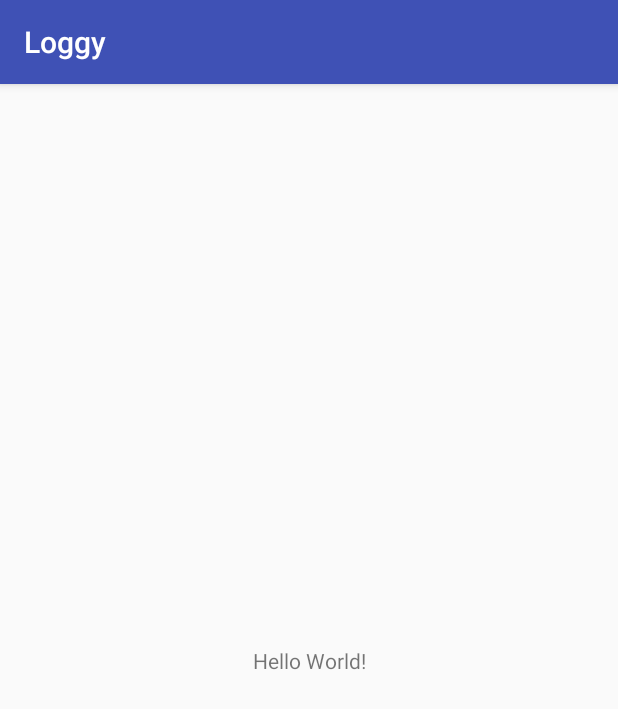
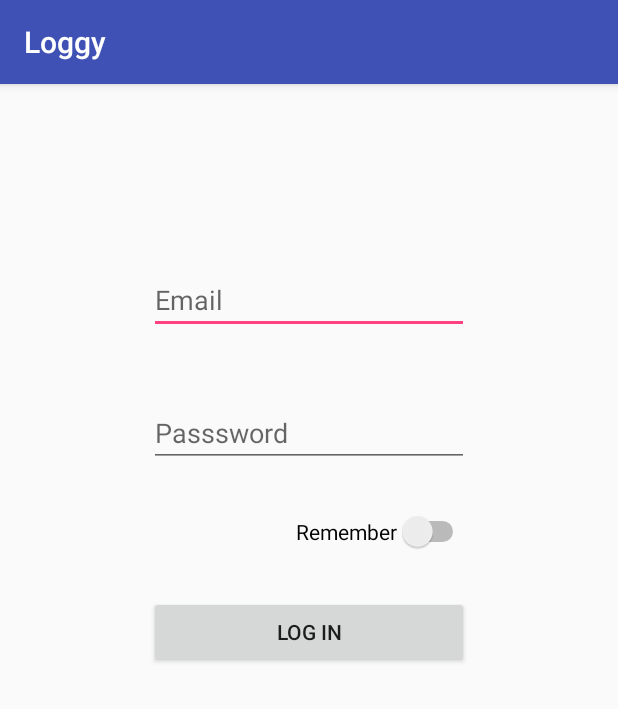
Before and after one commit to willimetro/Loggy, an Android app: the screen it shows after launch (LoggyActivity), on a phone screen of 412 x 824 dp. Shown: the top 709 px of the screen. Run offline under Robolectric (Android 15) with nearby library versions, the phone set to English and light mode, and no system bars.

Commit message:
Se agrega la lógica de login Se genera nuevo activity para el dashboard de la aplicación Se sube el logo del splachscreen

```diff
--- a/app/src/main/AndroidManifest.xml
+++ b/app/src/main/AndroidManifest.xml
@@ -16,6 +16,7 @@
                 <category android:name="android.intent.category.LAUNCHER" />
             </intent-filter>
         </activity>
+        <activity android:name=".DasboardActivity"></activity>
     </application>
 
 </manifest>
--- a/app/src/main/java/com/udemy/wilfredo/loggy/LoggyActivity.java
+++ b/app/src/main/java/com/udemy/wilfredo/loggy/LoggyActivity.java
@@ -1,13 +1,87 @@
 package com.udemy.wilfredo.loggy;
 
+import android.content.Intent;
 import android.os.Bundle;
 import android.support.v7.app.AppCompatActivity;
+import android.text.TextUtils;
+import android.util.Patterns;
+import android.view.View;
+import android.widget.Button;
+import android.widget.EditText;
+import android.widget.Switch;
+import android.widget.Toast;
 
 public class LoggyActivity extends AppCompatActivity {
+
+    private EditText editTextEmail;
+    private EditText editTextPassword;
+    private Switch switchRemember;
+    private Button btnLogIn;
 
     @Override
     protected void onCreate(Bundle savedInstanceState) {
         super.onCreate(savedInstanceState);
         setContentView(R.layout.activity_loggy);
+        //Se inicializan los componentes de la UI
+        initUI();
+
+        btnLogIn.setOnClickListener(new View.OnClickListener() {
+            @Override
+            public void onClick(View view) {
+                if(logIn(editTextEmail.getText().toString(), editTextPassword.getText().toString())){
+                    Intent intentLogin = new Intent(LoggyActivity.this,DasboardActivity.class);
+                    intentLogin.setFlags(Intent.FLAG_ACTIVITY_NEW_TASK | Intent.FLAG_ACTIVITY_CLEAR_TASK);
+                    startActivity(intentLogin);
+                }
+            }
+        });
+    }
+
+    /**
+     * Método que permite realizar login en la aplicación
+     * @param email propiedad que representa el email ingresado por el usuario
+     * @param password propiedad que representa el password ingresado por el usuario
+     * @return true si es un login correcto o false si el login falló por algún motivo
+     */
+    private boolean logIn(String email, String password){
+        boolean login;
+        if(!emailIsValid(email)){
+            Toast.makeText(this, "Email is wrong!!!", Toast.LENGTH_LONG).show();
+            login = false;
+        } else if(!passwordIsValid(password)) {
+            Toast.makeText(this, "Password is wrong!!!", Toast.LENGTH_LONG).show();
+            login = false;
+        } else {
+            login = true;
+        }
+        return login;
+    }
+
+    /**
+     * Método que indica si el email ingresado por el usuario es valido para la aplicación
+     * @param email propiedad que representa el email ingresado por el usuario
+     * @return true si es valido o falso si es invalido
+     */
+    private boolean emailIsValid(String email){
+        return !TextUtils.isEmpty(email) && Patterns.EMAIL_ADDRESS.matcher(email).matches();
+    }
+
+    /**
+     * Método que indica si el password ingresado por el usuario es valido para la aplicación
+     * @param password propiedad que representa el password ingresado por el usuario
+     * @return true si es valido o falso si es invalido
+     */
+    private boolean passwordIsValid(String password){
+        return !TextUtils.isEmpty(password) && password.length() >= 4;
+    }
+
+    /**
+     * Método que inicializa los componentes de la UI de la aplicación
+     */
+    private void initUI() {
+        editTextEmail = findViewById(R.id.editTextEmail);
+        editTextPassword = findViewById(R.id.editTextPassword);
+        switchRemember = findViewById(R.id.switchRemember);
+        btnLogIn = findViewById(R.id.btnLogin);
     }
 }
--- a/app/src/main/res/layout/activity_loggy.xml
+++ b/app/src/main/res/layout/activity_loggy.xml
@@ -1,18 +1,51 @@
 <?xml version="1.0" encoding="utf-8"?>
-<android.support.constraint.ConstraintLayout xmlns:android="http://schemas.android.com/apk/res/android"
-    xmlns:app="http://schemas.android.com/apk/res-auto"
-    xmlns:tools="http://schemas.android.com/tools"
+<RelativeLayout xmlns:android="http://schemas.android.com/apk/res/android"
     android:layout_width="match_parent"
-    android:layout_height="match_parent"
-    tools:context="com.udemy.wilfredo.loggy.LoggyActivity">
+    android:layout_height="match_parent">
 
-    <TextView
+
+    <EditText
+        android:id="@+id/editTextEmail"
         android:layout_width="wrap_content"
         android:layout_height="wrap_content"
-        android:text="Hello World!"
-        app:layout_constraintBottom_toBottomOf="parent"
-        app:layout_constraintLeft_toLeftOf="parent"
-        app:layout_constraintRight_toRightOf="parent"
-        app:layout_constraintTop_toTopOf="parent" />
+        android:layout_alignParentTop="true"
+        android:layout_centerHorizontal="true"
+        android:layout_marginTop="121dp"
+        android:ems="10"
+        android:hint="@string/loggy_email"
+        android:inputType="textEmailAddress" />
 
-</android.support.constraint.ConstraintLayout>
+    <EditText
+        android:id="@+id/editTextPassword"
+        android:layout_width="wrap_content"
+        android:layout_height="wrap_content"
+        android:layout_alignLeft="@+id/editTextEmail"
+        android:layout_alignStart="@+id/editTextEmail"
+        android:layout_below="@+id/editTextEmail"
+        android:layout_marginTop="43dp"
+        android:ems="10"
+        android:hint="@string/loggy_password"
+        android:inputType="textPassword" />
+
+    <Switch
+        android:id="@+id/switchRemember"
+        android:layout_width="wrap_content"
+        android:layout_height="wrap_content"
+        android:layout_alignEnd="@+id/editTextPassword"
+        android:layout_alignRight="@+id/editTextPassword"
+        android:layout_below="@+id/editTextPassword"
+        android:layout_marginTop="29dp"
+        android:text="@string/loggy_remember" />
+
+    <Button
+        android:id="@+id/btnLogin"
+        android:layout_width="wrap_content"
+        android:layout_height="wrap_content"
+        android:layout_alignEnd="@+id/switchRemember"
+        android:layout_alignLeft="@+id/editTextPassword"
+        android:layout_alignRight="@+id/switchRemember"
+        android:layout_alignStart="@+id/editTextPassword"
+        android:layout_below="@+id/switchRemember"
+        android:layout_marginTop="29dp"
+        android:text="@string/loggy_login" />
+</RelativeLayout>
--- a/app/src/main/res/values/strings.xml
+++ b/app/src/main/res/values/strings.xml
@@ -1,3 +1,7 @@
 <resources>
     <string name="app_name">Loggy</string>
+    <string name="loggy_email">Email</string>
+    <string name="loggy_password">Passsword</string>
+    <string name="loggy_remember">Remember</string>
+    <string name="loggy_login">Log In</string>
 </resources>
```
Also changed, not shown: app/src/main/java/com/udemy/wilfredo/loggy/DasboardActivity.java (added, +13 -0 lines), app/src/main/res/layout/activity_dasboard.xml (added, +8 -0 lines), app/src/main/res/drawable/splash_logo.png (added).
